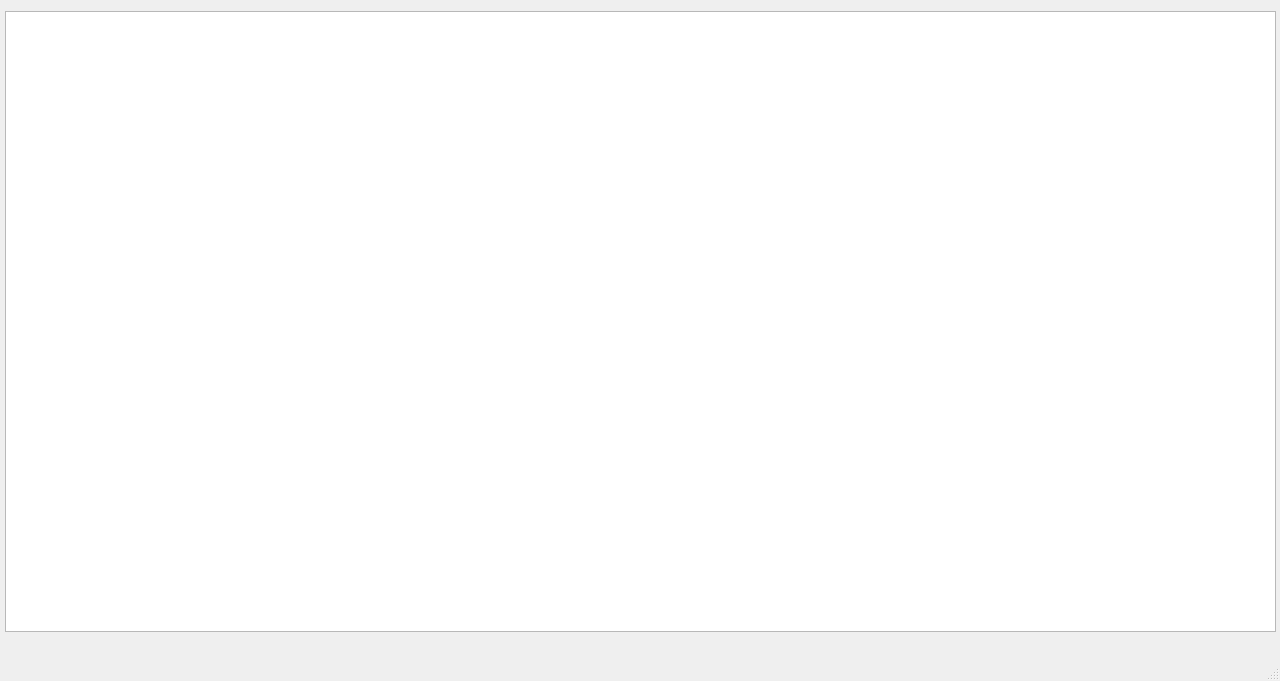
First picture: the form in main.ui, repository NikitaMulyar/yndx_lyc_hw_tasks, before the edit.
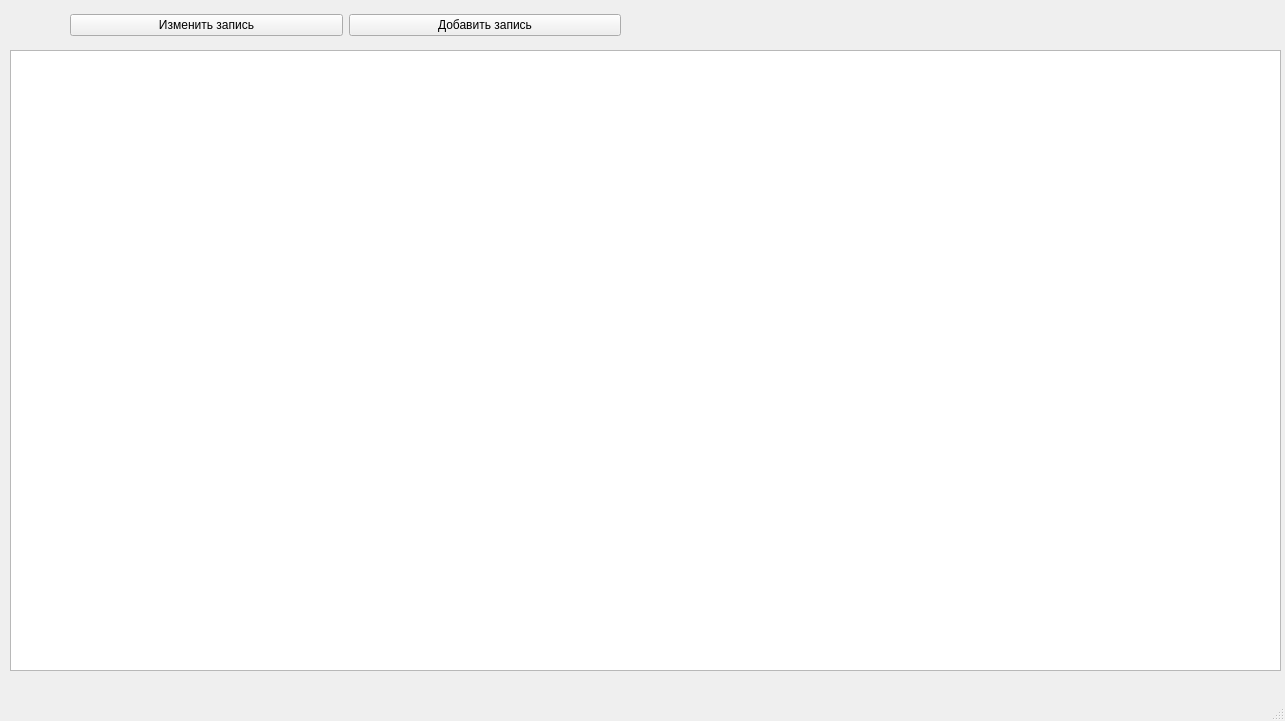
Second picture: the form after the edit.

What changed in the file:
```diff
--- a/main.ui
+++ b/main.ui
@@ -6,8 +6,8 @@
    <rect>
     <x>0</x>
     <y>0</y>
-    <width>1280</width>
-    <height>681</height>
+    <width>1285</width>
+    <height>721</height>
    </rect>
   </property>
   <property name="windowTitle">
@@ -17,13 +17,39 @@
    <widget class="QTableWidget" name="tableWidget">
     <property name="geometry">
      <rect>
-      <x>5</x>
-      <y>11</y>
+      <x>10</x>
+      <y>50</y>
       <width>1271</width>
       <height>621</height>
      </rect>
     </property>
    </widget>
+   <widget class="QWidget" name="horizontalLayoutWidget">
+    <property name="geometry">
+     <rect>
+      <x>70</x>
+      <y>0</y>
+      <width>551</width>
+      <height>51</height>
+     </rect>
+    </property>
+    <layout class="QHBoxLayout" name="horizontalLayout">
+     <item>
+      <widget class="QPushButton" name="pushButton">
+       <property name="text">
+        <string>Изменить запись</string>
+       </property>
+      </widget>
+     </item>
+     <item>
+      <widget class="QPushButton" name="pushButton_2">
+       <property name="text">
+        <string>Добавить запись</string>
+       </property>
+      </widget>
+     </item>
+    </layout>
+   </widget>
   </widget>
   <widget class="QMenuBar" name="menubar">
    <property name="geometry">
```
Left out of the diff: 2 changed lines with no effect on the pictures.
